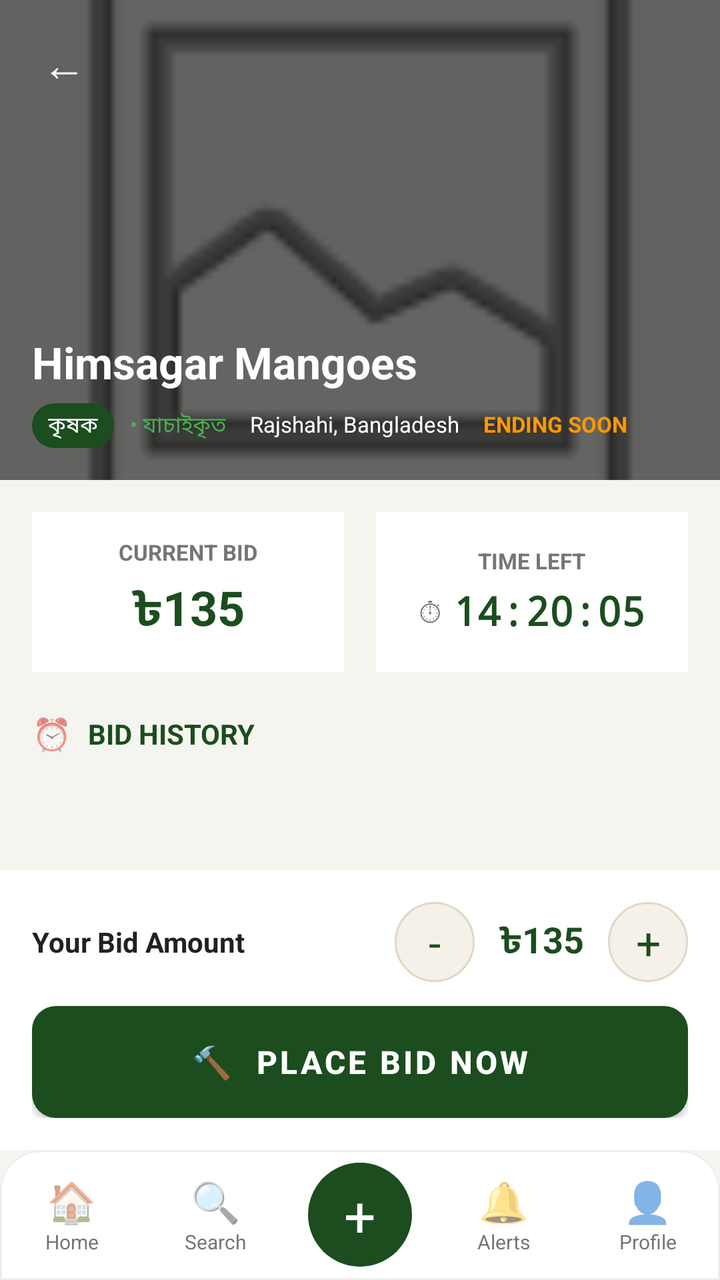
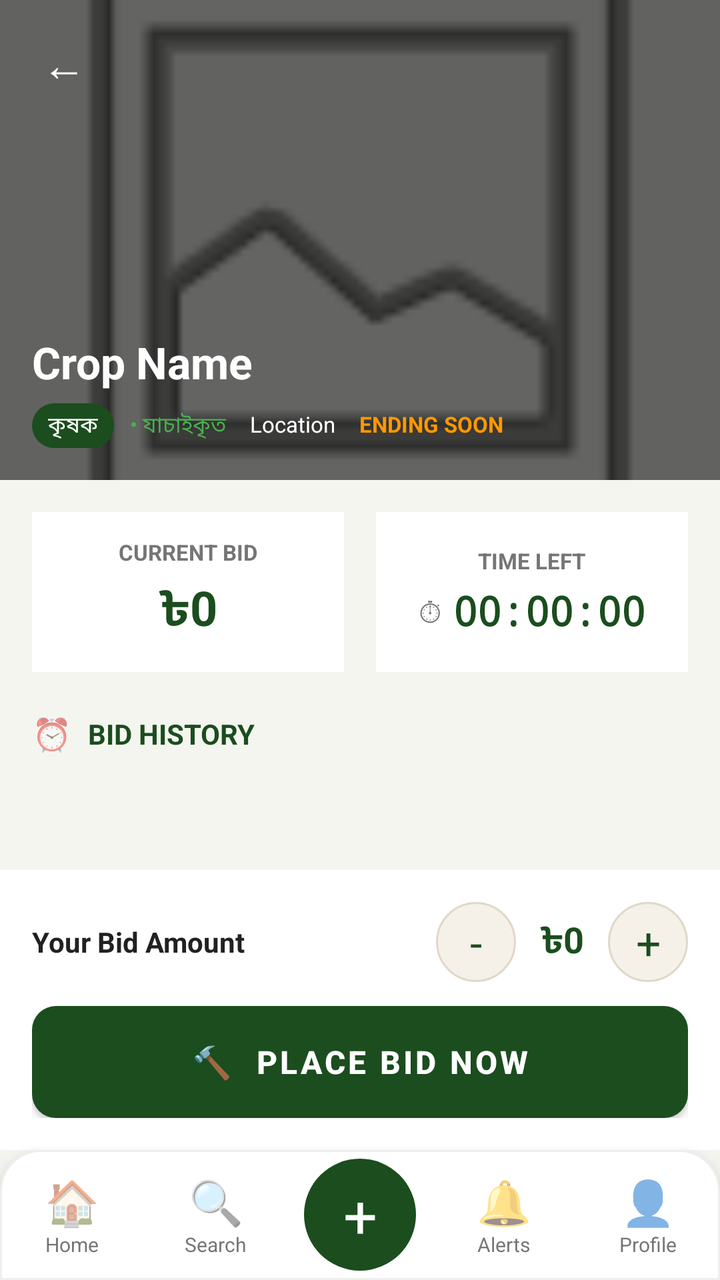

Two renders of the same Android screen: before a commit and after it. Below are the layout's source before the change and the commit's diff.
<!-- AndroidManifest.xml: application theme Theme.Uthsob3O -->
<!-- res/layout/activity_bid.xml -->
<?xml version="1.0" encoding="utf-8"?>
<androidx.constraintlayout.widget.ConstraintLayout
    xmlns:android="http://schemas.android.com/apk/res/android"
    xmlns:app="http://schemas.android.com/apk/res-auto"
    android:layout_width="match_parent"
    android:layout_height="match_parent"
    android:background="@color/off_white">

    
    <FrameLayout
        android:id="@+id/header_frame"
        android:layout_width="match_parent"
        android:layout_height="240dp"
        app:layout_constraintTop_toTopOf="parent">

        <ImageView
            android:id="@+id/crop_header_image"
            android:layout_width="match_parent"
            android:layout_height="match_parent"
            android:src="@android:drawable/ic_menu_gallery"
            android:scaleType="centerCrop"
            android:contentDescription="crop"/>

        <View
            android:layout_width="match_parent"
            android:layout_height="match_parent"
            android:background="#99000000"/>

        <TextView
            android:id="@+id/btn_back"
            android:layout_width="40dp"
            android:layout_height="40dp"
            android:text="←"
            android:textColor="@color/white"
            android:textSize="22sp"
            android:gravity="center"
            android:layout_margin="12dp"/>

        <LinearLayout
            android:layout_width="match_parent"
            android:layout_height="wrap_content"
            android:orientation="vertical"
            android:padding="16dp"
            android:layout_gravity="bottom">

            <TextView
                android:id="@+id/crop_title"
                android:layout_width="wrap_content"
                android:layout_height="wrap_content"
                android:text="Himsagar Mangoes"
                android:textColor="@color/white"
                android:textSize="22sp"
                android:textStyle="bold"/>

            <LinearLayout
                android:layout_width="match_parent"
                android:layout_height="wrap_content"
                android:orientation="horizontal"
                android:layout_marginTop="6dp">

                <TextView
                    android:layout_width="wrap_content"
                    android:layout_height="wrap_content"
                    android:text="কৃষক"
                    android:textColor="@color/white"
                    android:textSize="11sp"
                    android:background="@drawable/btn_green_solid"
                    android:paddingStart="8dp"
                    android:paddingEnd="8dp"
                    android:paddingTop="3dp"
                    android:paddingBottom="3dp"/>

                <TextView
                    android:layout_width="wrap_content"
                    android:layout_height="wrap_content"
                    android:text="• যাচাইকৃত"
                    android:textColor="@color/bright_green"
                    android:textSize="11sp"
                    android:layout_marginStart="8dp"/>

                <TextView
                    android:id="@+id/crop_location"
                    android:layout_width="wrap_content"
                    android:layout_height="wrap_content"
                    android:text="Rajshahi, Bangladesh"
                    android:textColor="@color/white"
                    android:textSize="11sp"
                    android:layout_marginStart="12dp"/>

                <TextView
                    android:layout_width="wrap_content"
                    android:layout_height="wrap_content"
                    android:text="ENDING SOON"
                    android:textColor="#FF9800"
                    android:textSize="11sp"
                    android:textStyle="bold"
                    android:layout_marginStart="12dp"/>

            </LinearLayout>
        </LinearLayout>
    </FrameLayout>

    
    <androidx.core.widget.NestedScrollView
        android:id="@+id/scroll_content"
        android:layout_width="match_parent"
        android:layout_height="0dp"
        app:layout_constraintTop_toBottomOf="@id/header_frame"
        app:layout_constraintBottom_toTopOf="@id/bid_input_section">

        <LinearLayout
            android:layout_width="match_parent"
            android:layout_height="wrap_content"
            android:orientation="vertical"
            android:padding="16dp">

            
            <LinearLayout
                android:layout_width="match_parent"
                android:layout_height="wrap_content"
                android:orientation="horizontal">

                
                <LinearLayout
                    android:layout_width="0dp"
                    android:layout_height="80dp"
                    android:layout_weight="1"
                    android:orientation="vertical"
                    android:gravity="center"
                    android:background="@color/white"
                    android:layout_marginEnd="8dp">

                    <TextView
                        android:layout_width="wrap_content"
                        android:layout_height="wrap_content"
                        android:text="CURRENT BID"
                        android:textColor="@color/gray"
                        android:textSize="11sp"
                        android:textStyle="bold"/>

                    <TextView
                        android:id="@+id/current_bid"
                        android:layout_width="wrap_content"
                        android:layout_height="wrap_content"
                        android:text="৳135"
                        android:textColor="@color/dark_green"
                        android:textSize="24sp"
                        android:textStyle="bold"
                        android:layout_marginTop="4dp"/>
                </LinearLayout>

                
                <LinearLayout
                    android:layout_width="0dp"
                    android:layout_height="80dp"
                    android:layout_weight="1"
                    android:orientation="vertical"
                    android:gravity="center"
                    android:background="@color/white"
                    android:layout_marginStart="8dp">

                    <TextView
                        android:layout_width="wrap_content"
                        android:layout_height="wrap_content"
                        android:text="TIME LEFT"
                        android:textColor="@color/gray"
                        android:textSize="11sp"
                        android:textStyle="bold"/>

                    <LinearLayout
                        android:layout_width="wrap_content"
                        android:layout_height="wrap_content"
                        android:orientation="horizontal"
                        android:gravity="center_vertical"
                        android:layout_marginTop="4dp">

                        <TextView
                            android:layout_width="wrap_content"
                            android:layout_height="wrap_content"
                            android:text="⏱"
                            android:textSize="16sp"/>

                        <TextView
                            android:id="@+id/timer_text"
                            android:layout_width="wrap_content"
                            android:layout_height="wrap_content"
                            android:text="14:20:05"
                            android:textColor="@color/dark_green"
                            android:textSize="20sp"
                            android:textStyle="bold"
                            android:layout_marginStart="6dp"
                            android:fontFamily="monospace"/>
                    </LinearLayout>
                </LinearLayout>

            </LinearLayout>

            
            <LinearLayout
                android:layout_width="match_parent"
                android:layout_height="wrap_content"
                android:orientation="horizontal"
                android:gravity="center_vertical"
                android:layout_marginTop="20dp"
                android:layout_marginBottom="12dp">

                <TextView
                    android:layout_width="wrap_content"
                    android:layout_height="wrap_content"
                    android:text="⏰"
                    android:textSize="16sp"/>

                <TextView
                    android:layout_width="wrap_content"
                    android:layout_height="wrap_content"
                    android:text="BID HISTORY"
                    android:textColor="@color/dark_green"
                    android:textSize="14sp"
                    android:textStyle="bold"
                    android:layout_marginStart="8dp"/>
            </LinearLayout>

            
            <androidx.recyclerview.widget.RecyclerView
                android:id="@+id/rv_bid_history"
                android:layout_width="match_parent"
                android:layout_height="wrap_content"
                android:nestedScrollingEnabled="false"/>

        </LinearLayout>
    </androidx.core.widget.NestedScrollView>

    
    <LinearLayout
        android:id="@+id/bid_input_section"
        android:layout_width="match_parent"
        android:layout_height="wrap_content"
        android:orientation="vertical"
        android:background="@color/white"
        android:padding="16dp"
        app:layout_constraintBottom_toTopOf="@id/bottom_nav">

        <LinearLayout
            android:layout_width="match_parent"
            android:layout_height="wrap_content"
            android:orientation="horizontal"
            android:gravity="center_vertical"
            android:layout_marginBottom="12dp">

            <TextView
                android:layout_width="0dp"
                android:layout_height="wrap_content"
                android:layout_weight="1"
                android:text="Your Bid Amount"
                android:textColor="@color/black"
                android:textSize="14sp"
                android:textStyle="bold"/>

            <TextView
                android:id="@+id/btn_minus"
                android:layout_width="40dp"
                android:layout_height="40dp"
                android:text="-"
                android:textSize="22sp"
                android:textColor="@color/dark_green"
                android:gravity="center"
                android:background="@drawable/bg_bid_amount"/>

            <TextView
                android:id="@+id/bid_amount_display"
                android:layout_width="wrap_content"
                android:layout_height="wrap_content"
                android:text="৳135"
                android:textColor="@color/dark_green"
                android:textSize="18sp"
                android:textStyle="bold"
                android:layout_marginStart="12dp"
                android:layout_marginEnd="12dp"/>

            <TextView
                android:id="@+id/btn_plus"
                android:layout_width="40dp"
                android:layout_height="40dp"
                android:text="+"
                android:textSize="22sp"
                android:textColor="@color/dark_green"
                android:gravity="center"
                android:background="@drawable/bg_bid_amount"/>

        </LinearLayout>

        <Button
            android:id="@+id/btn_place_bid"
            android:layout_width="match_parent"
            android:layout_height="56dp"
            android:text="🔨  Place Bid Now"
            android:textColor="@color/white"
            android:textSize="16sp"
            android:textStyle="bold"
            android:background="@drawable/btn_green_solid"/>

    </LinearLayout>

    
    <LinearLayout
        android:id="@+id/bottom_nav"
        android:layout_width="match_parent"
        android:layout_height="65dp"
        android:orientation="horizontal"
        android:background="@drawable/bottom_nav_bg"
        android:gravity="center"
        app:layout_constraintBottom_toBottomOf="parent">

        
        <LinearLayout
            android:id="@+id/nav_home"
            android:layout_width="0dp"
            android:layout_height="match_parent"
            android:layout_weight="1"
            android:orientation="vertical"
            android:gravity="center">
            <TextView
                android:layout_width="wrap_content"
                android:layout_height="wrap_content"
                android:text="🏠"
                android:textSize="20sp"/>
            <TextView
                android:layout_width="wrap_content"
                android:layout_height="wrap_content"
                android:text="Home"
                android:textSize="10sp"
                android:textColor="@color/gray"/>
        </LinearLayout>

        
        <LinearLayout
            android:layout_width="0dp"
            android:layout_height="match_parent"
            android:layout_weight="1"
            android:orientation="vertical"
            android:gravity="center">
            <TextView
                android:layout_width="wrap_content"
                android:layout_height="wrap_content"
                android:text="🔍"
                android:textSize="20sp"/>
            <TextView
                android:layout_width="wrap_content"
                android:layout_height="wrap_content"
                android:text="Search"
                android:textSize="10sp"
                android:textColor="@color/gray"/>
        </LinearLayout>

        
        <LinearLayout
            android:layout_width="0dp"
            android:layout_height="match_parent"
            android:layout_weight="1"
            android:orientation="vertical"
            android:gravity="center">
            <TextView
                android:layout_width="52dp"
                android:layout_height="52dp"
                android:text="+"
                android:textColor="@color/white"
                android:textSize="28sp"
                android:gravity="center"
                android:background="@drawable/bg_add_btn"/>
        </LinearLayout>

        
        <LinearLayout
            android:id="@+id/nav_alerts"
            android:layout_width="0dp"
            android:layout_height="match_parent"
            android:layout_weight="1"
            android:orientation="vertical"
            android:gravity="center">
            <TextView
                android:layout_width="wrap_content"
                android:layout_height="wrap_content"
                android:text="🔔"
                android:textSize="20sp"/>
            <TextView
                android:layout_width="wrap_content"
                android:layout_height="wrap_content"
                android:text="Alerts"
                android:textSize="10sp"
                android:textColor="@color/gray"/>
        </LinearLayout>

        
        <LinearLayout
            android:layout_width="0dp"
            android:layout_height="match_parent"
            android:layout_weight="1"
            android:orientation="vertical"
            android:gravity="center">
            <TextView
                android:layout_width="wrap_content"
                android:layout_height="wrap_content"
                android:text="👤"
                android:textSize="20sp"/>
            <TextView
                android:layout_width="wrap_content"
                android:layout_height="wrap_content"
                android:text="Profile"
                android:textSize="10sp"
                android:textColor="@color/gray"/>
        </LinearLayout>

    </LinearLayout>

</androidx.constraintlayout.widget.ConstraintLayout>
<!-- resources referenced by this layout -->
<resources>
  <color name="black">#212121</color>
  <color name="bright_green">#4CAF50</color>
  <color name="dark_green">#1B4D1E</color>
  <color name="gray">#757575</color>
  <color name="off_white">#F5F5F0</color>
  <color name="white">#FFFFFF</color>
  <!-- drawable bg_add_btn (drawable) -->
  <?xml version="1.0" encoding="utf-8"?>
  <shape xmlns:android="http://schemas.android.com/apk/res/android"
      android:shape="oval">
      <solid android:color="#1B4D1E"/>
  </shape>
  <!-- drawable bg_bid_amount (drawable) -->
  <?xml version="1.0" encoding="utf-8"?>
  <shape xmlns:android="http://schemas.android.com/apk/res/android"
      android:shape="rectangle">
      <solid android:color="#F5F0E8"/>
      <corners android:radius="50dp"/>
      <stroke android:width="1dp" android:color="#E0D8C8"/>
  </shape>
  <!-- drawable bottom_nav_bg (drawable) -->
  <?xml version="1.0" encoding="utf-8"?>
  <shape xmlns:android="http://schemas.android.com/apk/res/android"
      android:shape="rectangle">
      <solid android:color="#FFFFFF"/>
      <stroke android:width="1dp" android:color="#EEEEEE"/>
      <corners android:topLeftRadius="20dp" android:topRightRadius="20dp"/>
  </shape>
  <!-- drawable btn_green_solid (drawable) -->
  <?xml version="1.0" encoding="utf-8"?>
  <shape xmlns:android="http://schemas.android.com/apk/res/android"
      android:shape="rectangle">
      <solid android:color="#1B4D1E"/>
      <corners android:radius="12dp"/>
  </shape>
  <style name="Theme.Uthsob3O" parent="Theme.MaterialComponents.Light.NoActionBar">
          <item name="colorPrimary">@color/dark_green</item>
          <item name="colorPrimaryVariant">@color/bright_green</item>
          <item name="colorOnPrimary">@color/white</item>
          <item name="colorSecondary">@color/bright_green</item>
          <item name="android:windowBackground">@color/white</item>
          <item name="android:statusBarColor">@color/dark_green</item>
      </style>
</resources>

<!-- the commit's change to res/layout/activity_bid.xml (unified diff, before → after) -->
@@ -47,7 +47,7 @@
                 android:id="@+id/crop_title"
                 android:layout_width="wrap_content"
                 android:layout_height="wrap_content"
-                android:text="Himsagar Mangoes"
+                android:text="Crop Name"
                 android:textColor="@color/white"
                 android:textSize="22sp"
                 android:textStyle="bold"/>
@@ -82,7 +82,7 @@
                     android:id="@+id/crop_location"
                     android:layout_width="wrap_content"
                     android:layout_height="wrap_content"
-                    android:text="Rajshahi, Bangladesh"
+                    android:text="Location"
                     android:textColor="@color/white"
                     android:textSize="11sp"
                     android:layout_marginStart="12dp"/>
@@ -142,7 +142,7 @@
                         android:id="@+id/current_bid"
                         android:layout_width="wrap_content"
                         android:layout_height="wrap_content"
-                        android:text="৳135"
+                        android:text="৳0"
                         android:textColor="@color/dark_green"
                         android:textSize="24sp"
                         android:textStyle="bold"
@@ -184,7 +184,7 @@
                             android:id="@+id/timer_text"
                             android:layout_width="wrap_content"
                             android:layout_height="wrap_content"
-                            android:text="14:20:05"
+                            android:text="00:00:00"
                             android:textColor="@color/dark_green"
                             android:textSize="20sp"
                             android:textStyle="bold"
@@ -192,7 +192,6 @@
                             android:fontFamily="monospace"/>
                     </LinearLayout>
                 </LinearLayout>
-
             </LinearLayout>
 
             
@@ -270,7 +269,7 @@
                 android:id="@+id/bid_amount_display"
                 android:layout_width="wrap_content"
                 android:layout_height="wrap_content"
-                android:text="৳135"
+                android:text="৳0"
                 android:textColor="@color/dark_green"
                 android:textSize="18sp"
                 android:textStyle="bold"
@@ -309,6 +308,7 @@
         android:orientation="horizontal"
         android:background="@drawable/bottom_nav_bg"
         android:gravity="center"
+        android:elevation="8dp"
         app:layout_constraintBottom_toBottomOf="parent">
 
         
@@ -323,7 +323,7 @@
                 android:layout_width="wrap_content"
                 android:layout_height="wrap_content"
                 android:text="🏠"
-                android:textSize="20sp"/>
+                android:textSize="22sp"/>
             <TextView
                 android:layout_width="wrap_content"
                 android:layout_height="wrap_content"
@@ -334,6 +334,7 @@
 
         
         <LinearLayout
+            android:id="@+id/nav_search"
             android:layout_width="0dp"
             android:layout_height="match_parent"
             android:layout_weight="1"
@@ -343,7 +344,7 @@
                 android:layout_width="wrap_content"
                 android:layout_height="wrap_content"
                 android:text="🔍"
-                android:textSize="20sp"/>
+                android:textSize="22sp"/>
             <TextView
                 android:layout_width="wrap_content"
                 android:layout_height="wrap_content"
@@ -354,17 +355,18 @@
 
         
         <LinearLayout
+            android:id="@+id/nav_add"
             android:layout_width="0dp"
             android:layout_height="match_parent"
             android:layout_weight="1"
             android:orientation="vertical"
             android:gravity="center">
             <TextView
-                android:layout_width="52dp"
-                android:layout_height="52dp"
+                android:layout_width="56dp"
+                android:layout_height="56dp"
                 android:text="+"
                 android:textColor="@color/white"
-                android:textSize="28sp"
+                android:textSize="30sp"
                 android:gravity="center"
                 android:background="@drawable/bg_add_btn"/>
         </LinearLayout>
@@ -381,7 +383,7 @@
                 android:layout_width="wrap_content"
                 android:layout_height="wrap_content"
                 android:text="🔔"
-                android:textSize="20sp"/>
+                android:textSize="22sp"/>
             <TextView
                 android:layout_width="wrap_content"
                 android:layout_height="wrap_content"
@@ -392,6 +394,7 @@
 
         
         <LinearLayout
+            android:id="@+id/nav_profile"
             android:layout_width="0dp"
             android:layout_height="match_parent"
             android:layout_weight="1"
@@ -401,7 +404,7 @@
                 android:layout_width="wrap_content"
                 android:layout_height="wrap_content"
                 android:text="👤"
-                android:textSize="20sp"/>
+                android:textSize="22sp"/>
             <TextView
                 android:layout_width="wrap_content"
                 android:layout_height="wrap_content"
